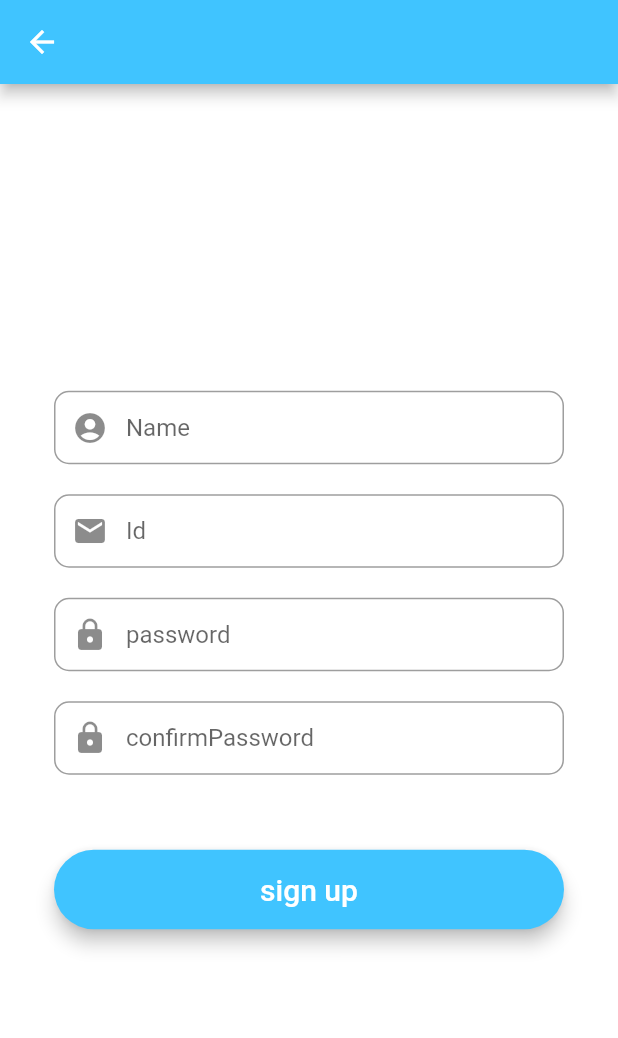
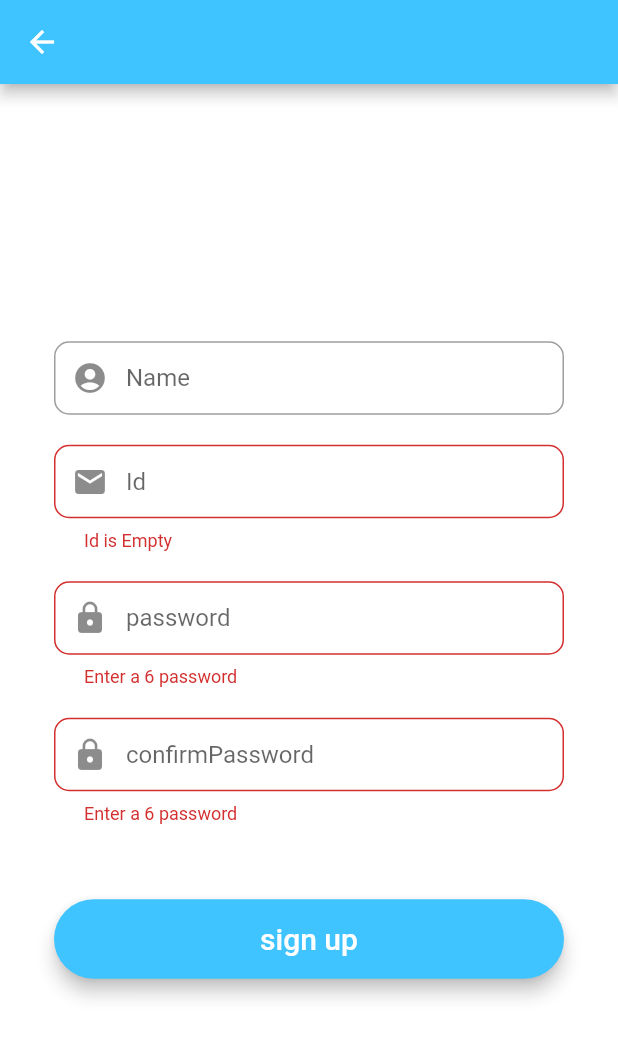
Before and after one commit to Seung-hwan285/Flutter-AR, a Flutter app: the CreatePage screen opened directly, after a tap on "sign up", on a phone screen of 412 x 824 dp. Shown: the top 1038 px of the screen. Run offline on Flutter 3.47's test engine with Material 2 defaults, Android fonts, the phone set to English and light mode, and no system bars; our stand-ins replace firebase_auth, firebase_core; accounts and stored records are empty.

Commit message:
feat : 회원가입 완료

```diff
--- a/lib/create_page.dart
+++ b/lib/create_page.dart
@@ -1,7 +1,13 @@
+import 'package:firebase_auth/firebase_auth.dart';
+import 'package:firebase_core/firebase_core.dart';
 import 'package:flutter/cupertino.dart';
 import 'package:flutter/material.dart';
 
+
+
+
 class CreatePage extends StatefulWidget {
+
   const CreatePage({Key? key}) : super(key: key);
 
   @override
@@ -13,6 +19,10 @@ class _CreatePageState extends State<CreatePage> {
   bool isChecked = false;
   bool isButtonActive = true;
   late TextEditingController controller;
+  final FirebaseAuth _auth = FirebaseAuth.instance;
+
+  bool _suceess=false;
+  String _userEmail='';
 
   OutlineInputBorder _border = OutlineInputBorder(
       borderRadius: BorderRadius.circular(8),
@@ -23,7 +33,7 @@ class _CreatePageState extends State<CreatePage> {
   TextEditingController _nameController = TextEditingController();
   TextEditingController _emailController = TextEditingController();
   TextEditingController _passwordController = TextEditingController();
-  TextEditingController _confirmPasswordCotroller = TextEditingController();
+  TextEditingController _confirmPasswordController = TextEditingController();
 
   @override
   void initState(){
@@ -32,6 +42,7 @@ class _CreatePageState extends State<CreatePage> {
     controller = TextEditingController();
     controller.addListener((){
       final isButtonActive = controller.text.isNotEmpty;
+
 
       setState(() => this.isButtonActive=isButtonActive);
     });
@@ -45,11 +56,13 @@ class _CreatePageState extends State<CreatePage> {
       controller: _nameController,
       keyboardType: TextInputType.emailAddress,
 
+
       onSaved: (value)  {
         _nameController.text = value!;
       },
 
       //키보드에 사용할 작업 버튼
+
       textInputAction: TextInputAction.next,
 
       decoration: InputDecoration(
@@ -68,6 +81,8 @@ class _CreatePageState extends State<CreatePage> {
       autocorrect: false,
       controller: _passwordController,
       obscureText: true,
+
+      validator:(value)=> value!.length < 6 ? 'Enter a 6 password': null,
 
       onSaved: (value)  {
         _passwordController.text = value!;
@@ -89,15 +104,16 @@ class _CreatePageState extends State<CreatePage> {
 
     final confirmPasswordFiled = TextFormField(
       autocorrect: false,
-      controller: _confirmPasswordCotroller,
+      controller: _confirmPasswordController,
       obscureText: true,
 
       onSaved: (value){
-        _confirmPasswordCotroller.text = value!;
+        _confirmPasswordController.text = value!;
       },
 
       textInputAction:  TextInputAction.done,
 
+      validator: (value)=>value!.length < 6 ? 'Enter a 6 password':null,
       decoration: InputDecoration(
         prefixIcon: Icon(Icons.lock),
         contentPadding: EdgeInsets.fromLTRB(20, 15, 20, 15),
@@ -109,19 +125,21 @@ class _CreatePageState extends State<CreatePage> {
 
     );
 
-    final emailFiled = TextFormField(
+
+
+    final IdFiled = TextFormField(
       autocorrect: false,
       controller: _emailController,
       keyboardType: TextInputType.emailAddress,
+
 
       onSaved: (value){
         _emailController.text = value!;
       },
 
-      onChanged: (value){
-        _passwordController.text =value;
-      },
 
+
+      validator: (value)=> value!.isEmpty ? 'Id is Empty': null,
       textInputAction: TextInputAction.next,
 
       decoration: InputDecoration(
@@ -136,8 +154,6 @@ class _CreatePageState extends State<CreatePage> {
 
 
 
-
-
     // Material 디자인 버튼 생성
     final signUpButton = Material(
       elevation: 5,
@@ -147,8 +163,13 @@ class _CreatePageState extends State<CreatePage> {
       child: MaterialButton(
         padding: EdgeInsets.fromLTRB(20, 15, 20, 15),
         onPressed: ()async {
-          print(_nameController.text);
-          print(_passwordController.text);
+
+         await Firebase.initializeApp();
+
+         // 회원가입 기능
+          if(formKey.currentState!.validate()){
+              _register();
+          }
         },
         minWidth: MediaQuery.of(context).size.width,
         child:
@@ -157,13 +178,11 @@ class _CreatePageState extends State<CreatePage> {
             fontSize: 20,
             color: Colors.white,
           ),),
-
       ),
     );
 
     // 외부 클릭시 키보드 사라지게
     return GestureDetector(
-
       onTap: (){
         FocusManager.instance.primaryFocus?.unfocus();
       },
@@ -185,7 +204,6 @@ class _CreatePageState extends State<CreatePage> {
                 color: Colors.white,
                 child: Padding(
                   padding: const EdgeInsets.all(36.0),
-
                   child: Form(
                     key: formKey,
                     child: Column(
@@ -194,9 +212,10 @@ class _CreatePageState extends State<CreatePage> {
 
                       children: <Widget>[
 
+
                         firstNameField,
                         SizedBox(height : 20),
-                    emailFiled,
+                        IdFiled,
 
                         SizedBox(height: 20),
                         passwordFiled,
@@ -211,128 +230,27 @@ class _CreatePageState extends State<CreatePage> {
 
                   ),
                 ),
+
               ),
             ),
           )
       ),
     );
-  //     body: ListView(
-  //       padding: EdgeInsets.all(16),
-  //       children: <Widget>[
-  //
-  //         Container(
-  //           child: Text("이름",
-  //             style: TextStyle(
-  //                 fontSize: 20, fontWeight: FontWeight.w600),),
-  //         ),
-  //         Padding(padding: EdgeInsets.all(1)),
-  //         _buildTextFormField("이름을 입력해주세요", _nameController),
-  //         Padding(padding: EdgeInsets.all(10)),
-  //
-  //         Container(
-  //           child: Text("휴대폰 번호",
-  //             style: TextStyle(fontSize: 20, fontWeight: FontWeight.w600),),
-  //         ),
-  //
-  //         Padding(padding: EdgeInsets.all(1)),
-  //         _buildTextFormField("(예시) 01010041004", _phoneNumberController),
-  //         Padding(padding: EdgeInsets.all(10)),
-  //
-  //         Container(
-  //           child: Text("계정 이메일",
-  //             style: TextStyle(fontSize: 20, fontWeight: FontWeight.w600),),
-  //         ),
-  //         Padding(padding: EdgeInsets.all(1)),
-  //         _buildTextFormField("계정 이메일을 입력해주세요", _emailController),
-  //         Padding(padding: EdgeInsets.all(10)),
-  //
-  //         Container(
-  //           child: Text("비밀번호",
-  //             style: TextStyle(fontSize: 20, fontWeight: FontWeight.w600),),
-  //         ),
-  //         Padding(padding: EdgeInsets.all(1)),
-  //         Padding(padding: EdgeInsets.all(2)),
-  //         _passwordTextFormField("비밀번호를 입력해주세요", _passwordController),
-  //         Padding(padding: EdgeInsets.all(10)),
-  //
-  //
-  //         Row(
-  //           children: <Widget>[
-  //             Padding(padding: EdgeInsets.all(27)),
-  //             Checkbox(value: isChecked,
-  //               onChanged: (value){
-  //                 setState(()=> isChecked = value!);
-  //               },
-  //             ),
-  //             Text("개인정보 수집 및 이용 동의 (필수)"),
-  //           ],
-  //         ),
-  //         Padding(padding: EdgeInsets.all(5)),
-  //         FlatButton(onPressed: isChecked==true?
-  //               (){
-  //                 setState(() => isButtonActive = false);
-  //                 controller.clear();
-  //           }
-  //           :null
-  //             , child: Text("회원가입"),
-  //           color: Colors.lightBlueAccent,
-  //           height: 50,
-  //           shape: RoundedRectangleBorder(
-  //           borderRadius: BorderRadius.circular(8)
-  //          ),),
-  //       ],
-  //     ),
-  //   );
-  // }
 
-  // TextFormField _passwordTextFormField(String hintText,
-  //     TextEditingController controller) {
-  //   return TextFormField(
-  //     cursorColor: Colors.white,
-  //     controller: controller,
-  //     validator: (text) {
-  //       if (text == null || text.isEmpty) {
-  //         return "다시 확인해주세요";
-  //       }
-  //       return null;
-  //     },
-  //     style: TextStyle(color: Colors.white),
-  //     keyboardType: TextInputType.name,
-  //     obscureText: true,
-  //     decoration: InputDecoration(
-  //         hintText: hintText,
-  //         filled: true,
-  //         fillColor: Colors.black45,
-  //         border: _border,
-  //         enabledBorder: _border,
-  //         focusedBorder: _border,
-  //         hintStyle: TextStyle(color: Colors.white)),
-  //   );
-  // }
-  //
-  // TextFormField _buildTextFormField(String hintText,
-  //     TextEditingController controller) {
-  //   return TextFormField(
-  //     cursorColor: Colors.white,
-  //     controller: controller,
-  //     validator: (text) {
-  //       if (text == null || text.isEmpty) {
-  //         return "다시 확인해주세요";
-  //       }
-  //       return null;
-  //     },
+  }
 
-      //#유저가 입력하면 값을 얻어옴
-    //   style: TextStyle(color: Colors.white),
-    //   keyboardType: TextInputType.name,
-    //   decoration: InputDecoration(
-    //       hintText: hintText,
-    //       filled: true,
-    //       fillColor: Colors.black45,
-    //       border: _border,
-    //       enabledBorder: _border,
-    //       focusedBorder: _border,
-    //       hintStyle: TextStyle(color: Colors.white)),
-    // );
+
+  // 회원가입 메소드
+  void _register() async {
+
+    final User? user=(await
+    _auth.createUserWithEmailAndPassword(
+      // trim() 안하면 format 에러발생
+      email: _emailController.text.trim(),
+      password: _passwordController.text.trim(),
+      )
+    ).user;
+
+
   }
 }
--- a/lib/main.dart
+++ b/lib/main.dart
@@ -6,8 +6,8 @@ void main(){
 
   // 호출할 수 있게 함수가 생긴거고
   // 사용할수 있게 추가해주는거거
- // WidgetsFlutterBinding.ensureInitialized();
- //  Firebase.initializeApp();
+ WidgetsFlutterBinding.ensureInitialized();
+  Firebase.initializeApp();
   runApp(new MyApp());
 }
 
--- a/pubspec.yaml
+++ b/pubspec.yaml
@@ -37,6 +37,8 @@ dependencies:
   cloud_firestore: ^3.1.13
   firebase_core: ^1.15.0
   firebase_auth: ^3.3.16
+  firebase_dynamic_links: ^0.5.1
+
 
 dev_dependencies:
   flutter_test:
```
Also changed, not shown: lib/service/auth.dart (added, +7 -0 lines), pubspec.lock, 2 other files. Lines whose indentation alone changed are shown as unchanged.
